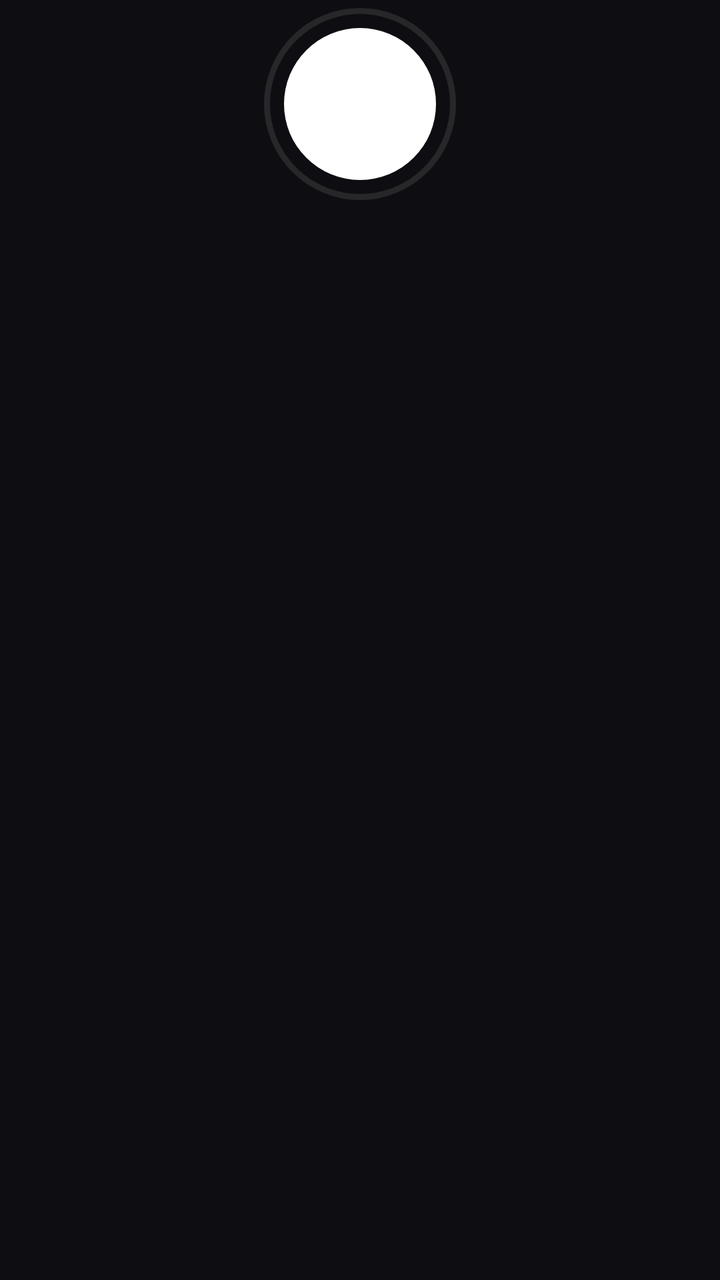
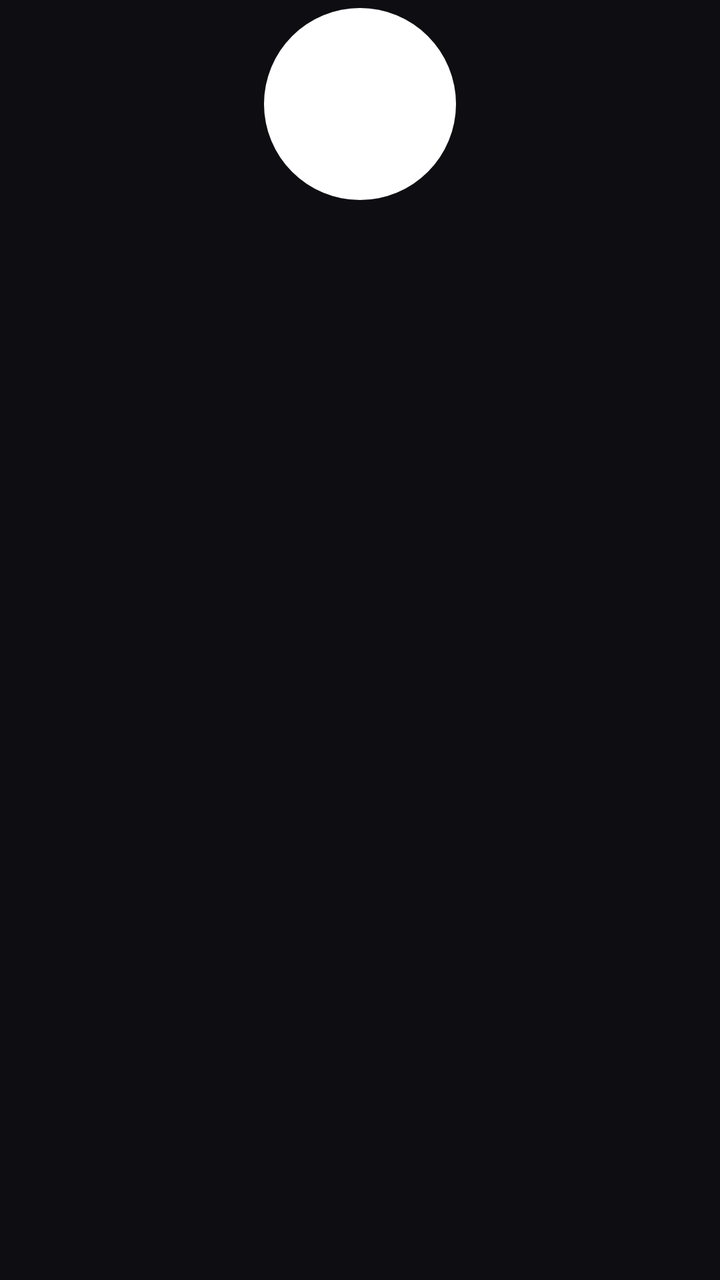

Two renders of the same Android screen: before a commit and after it. Below are the layout's source before the change and the commit's diff.
<!-- AndroidManifest.xml: application theme AppTheme -->
<!-- res/layout/item_profile_small.xml -->
<?xml version="1.0" encoding="utf-8"?>
<LinearLayout xmlns:android="http://schemas.android.com/apk/res/android"
    android:layout_width="wrap_content"
    android:layout_height="wrap_content"
    android:layout_marginStart="7dp"
    android:layout_marginEnd="7dp"
    android:orientation="vertical"
    android:gravity="center_horizontal"
    android:clickable="true"
    android:focusable="true"
    android:padding="4dp">

    <FrameLayout
        android:layout_width="96dp"
        android:layout_height="96dp">

        <TextView
            android:id="@+id/pAvatar"
            android:layout_width="76dp"
            android:layout_height="76dp"
            android:layout_gravity="center"
            android:background="@drawable/avatar_circle"
            android:duplicateParentState="true"
            android:fontFamily="@font/cinzel_bold"
            android:gravity="center"
            android:textColor="#1a1408"
            android:textSize="28sp" />

        <ImageView
            android:id="@+id/pAvatarImg"
            android:layout_width="76dp"
            android:layout_height="76dp"
            android:layout_gravity="center"
            android:scaleType="fitCenter"
            android:visibility="gone"
            android:contentDescription="@string/app_name" />

        <View
            android:id="@+id/pRing"
            android:layout_width="match_parent"
            android:layout_height="match_parent"
            android:background="@drawable/avatar_ring"
            android:duplicateParentState="true" />
    </FrameLayout>

    <TextView
        android:id="@+id/pName"
        android:layout_width="116dp"
        android:layout_height="wrap_content"
        android:layout_marginTop="6dp"
        android:duplicateParentState="true"
        android:gravity="center"
        android:singleLine="true"
        android:ellipsize="end"
        android:textColor="@color/profile_name"
        android:textSize="12sp"
        android:textStyle="bold" />

    <TextView
        android:id="@+id/pBadge"
        android:layout_width="wrap_content"
        android:layout_height="wrap_content"
        android:visibility="gone" />
</LinearLayout>
<!-- resources referenced by this layout -->
<resources>
  <!-- drawable avatar_circle (drawable) -->
  <?xml version="1.0" encoding="utf-8"?>
  <shape xmlns:android="http://schemas.android.com/apk/res/android" android:shape="oval">
      <solid android:color="#ffffff" />
  </shape>
  <!-- drawable avatar_ring (drawable) -->
  <?xml version="1.0" encoding="utf-8"?>
  <selector xmlns:android="http://schemas.android.com/apk/res/android">
      <item android:state_focused="true">
          <shape android:shape="oval">
              <stroke android:width="4dp" android:color="@color/focus_ring" />
              <solid android:color="#00000000" />
          </shape>
      </item>
      <item android:state_selected="true">
          <shape android:shape="oval">
              <stroke android:width="3dp" android:color="@color/accent" />
              <solid android:color="#00000000" />
          </shape>
      </item>
      <item>
          <shape android:shape="oval">
              <stroke android:width="3dp" android:color="#1affffff" />
              <solid android:color="#00000000" />
          </shape>
      </item>
  </selector>
  <string name="app_name">Wahab TV</string>
  <style name="AppTheme" parent="android:Theme.Material.NoActionBar">
          <item name="android:windowBackground">@color/bg</item>
          <item name="android:colorBackground">@color/bg</item>
          <item name="android:colorAccent">@color/accent</item>
      </style>
  <color name="focus_ring">#ffffff</color>
  <color name="accent">#e0b34d</color>
  <color name="bg">#0e0e12</color>
</resources>

<!-- the commit's change to res/layout/item_profile_small.xml (unified diff, before → after) -->
@@ -16,8 +16,8 @@
 
         <TextView
             android:id="@+id/pAvatar"
-            android:layout_width="76dp"
-            android:layout_height="76dp"
+            android:layout_width="match_parent"
+            android:layout_height="match_parent"
             android:layout_gravity="center"
             android:background="@drawable/avatar_circle"
             android:duplicateParentState="true"
@@ -28,8 +28,8 @@
 
         <ImageView
             android:id="@+id/pAvatarImg"
-            android:layout_width="76dp"
-            android:layout_height="76dp"
+            android:layout_width="match_parent"
+            android:layout_height="match_parent"
             android:layout_gravity="center"
             android:scaleType="fitCenter"
             android:visibility="gone"
